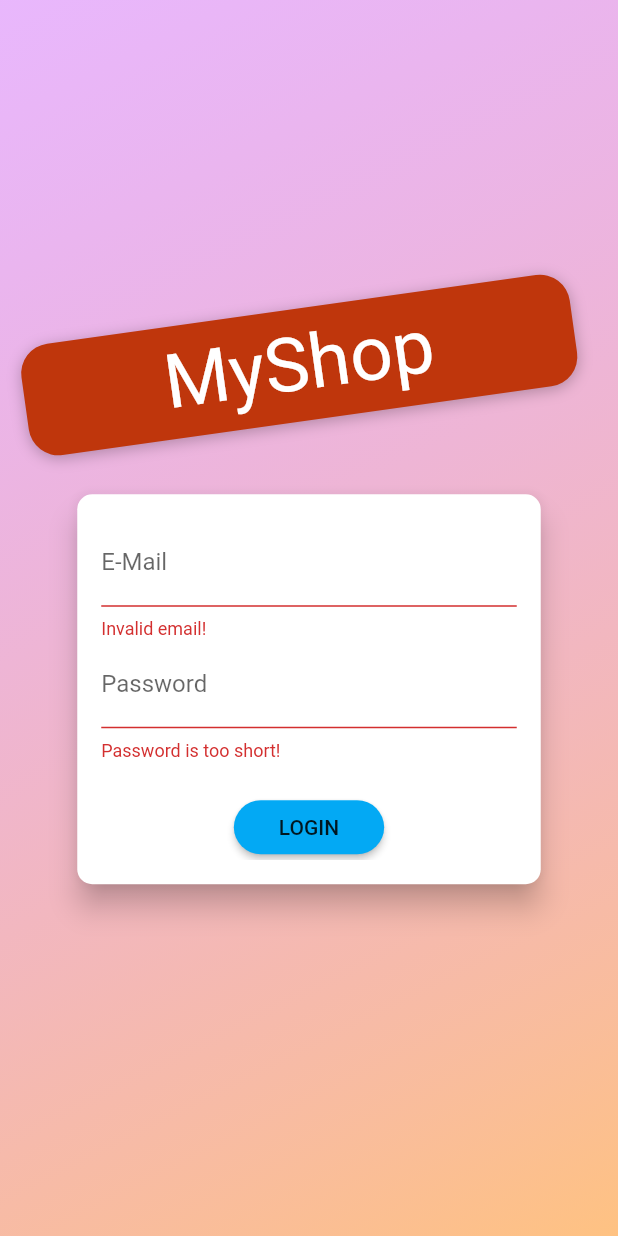
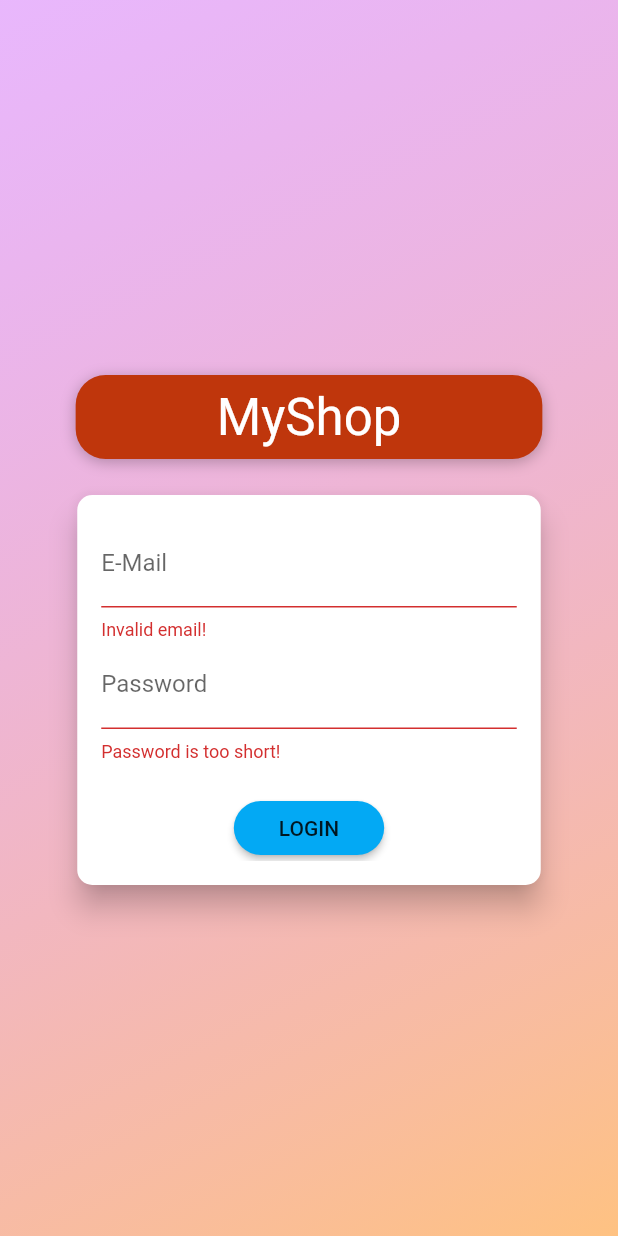
Before and after one commit to Akash4097/Shoppingapp, a Flutter app: the AuthScreen screen opened directly, after a tap on "LOGIN", on a phone screen of 412 x 824 dp. Run offline on Flutter 3.47's test engine with Material 2 defaults, Android fonts, the phone set to English and light mode, and no system bars; Roboto replaces fonts that are missing (Anton).

```diff
--- a/lib/screens/auth_screen.dart
+++ b/lib/screens/auth_screen.dart
@@ -1,6 +1,7 @@
-import 'dart:math';
+import 'package:flutter/material.dart';
+import 'package:provider/provider.dart';
 
-import 'package:flutter/material.dart';
+import '../providers/auth.dart';
 
 enum AuthMode { Signup, Login }
 
@@ -39,12 +40,10 @@ class AuthScreen extends StatelessWidget {
                 children: <Widget>[
                   Flexible(
                     child: Container(
-                      margin: EdgeInsets.only(bottom: 20.0),
+                      margin: EdgeInsets.symmetric(
+                          vertical: 20.0, horizontal: 20.0),
                       padding:
                           EdgeInsets.symmetric(vertical: 8.0, horizontal: 94.0),
-                      transform: Matrix4.rotationZ(-8 * pi / 180)
-                        ..translate(-10.0),
-                      // ..translate(-10.0),
                       decoration: BoxDecoration(
                         borderRadius: BorderRadius.circular(20),
                         color: Colors.deepOrange.shade900,
@@ -60,8 +59,7 @@ class AuthScreen extends StatelessWidget {
                         'MyShop',
                         style: TextStyle(
                           color: Theme.of(context).accentTextTheme.title.color,
-                          fontSize: 50,
-                          fontFamily: 'Anton',
+                          fontSize: 34,
                           fontWeight: FontWeight.normal,
                         ),
                       ),
@@ -100,7 +98,7 @@ class _AuthCardState extends State<AuthCard> {
   var _isLoading = false;
   final _passwordController = TextEditingController();
 
-  void _submit() {
+  Future<void> _submit() async {
     if (!_formKey.currentState.validate()) {
       // Invalid!
       return;
@@ -111,8 +109,12 @@ class _AuthCardState extends State<AuthCard> {
     });
     if (_authMode == AuthMode.Login) {
       // Log user in
+      await Provider.of<Auth>(context, listen: false)
+          .login(_authData['email'], _authData['password']);
     } else {
       // Sign user up
+      await Provider.of<Auth>(context, listen: false)
+          .signup(_authData['email'], _authData['password']);
     }
     setState(() {
       _isLoading = false;
```
Also changed, not shown: lib/main.dart (+12 -3 lines), lib/providers/auth.dart (added, +34 -0 lines).
